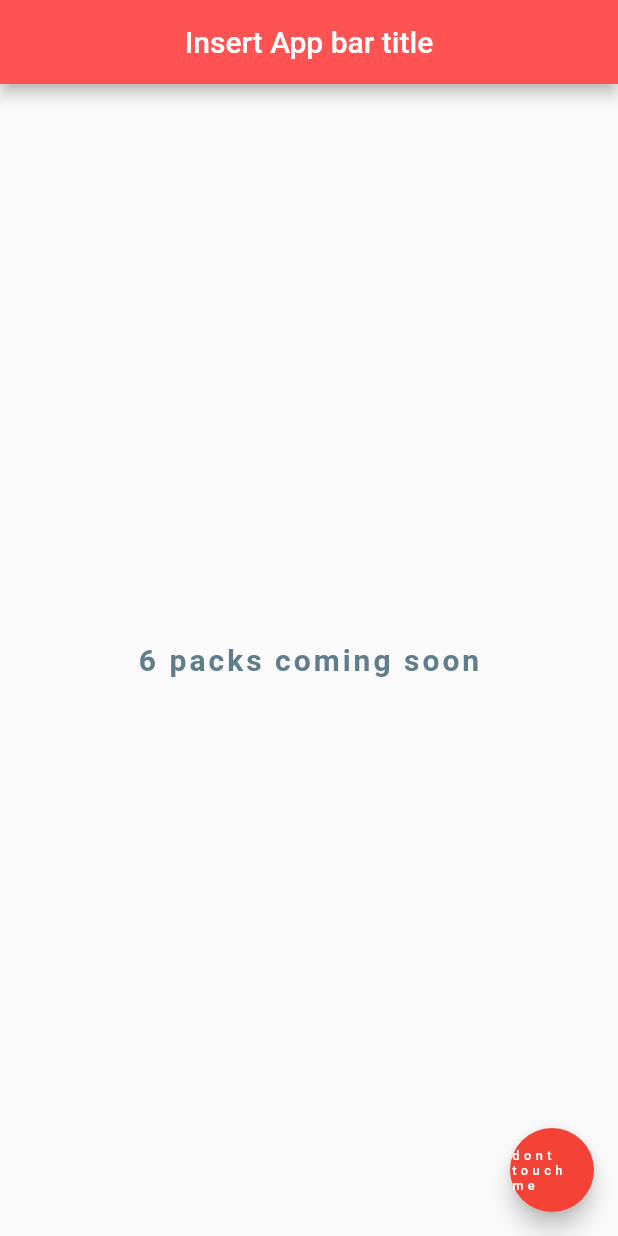
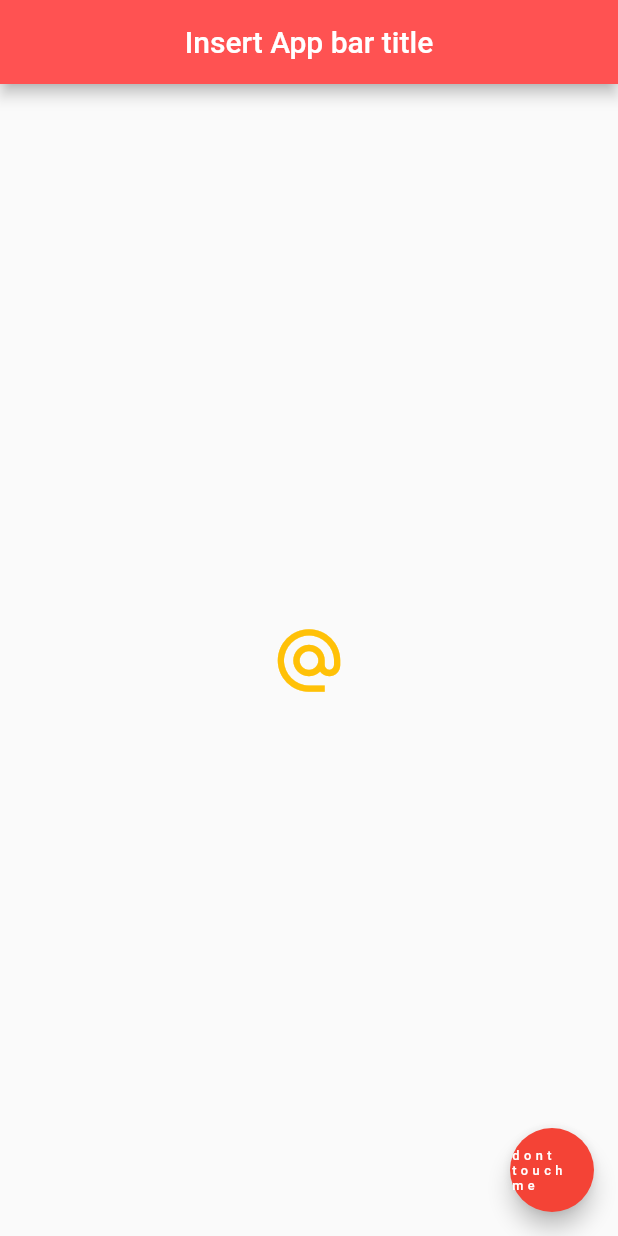
Before and after one commit to Zr1RAM/CheckingOutFlutter, a Flutter app: the screen it shows after launch, on a phone screen of 412 x 824 dp. Run offline on Flutter 3.47's test engine with Material 2 defaults, Android fonts, the phone set to English and light mode, and no system bars; Roboto replaces fonts that are missing (IndieFlower).

Commit message:
Raised buttons / icon buttons

```diff
--- a/lib/main.dart
+++ b/lib/main.dart
@@ -17,16 +17,26 @@ class Home extends StatelessWidget {
         backgroundColor: Colors.redAccent,
       ),
       body: Center(
-        child: Text(
-          '6 packs coming soon',
-          style: TextStyle(
-            fontSize: 20.0,
-            fontWeight: FontWeight.bold,
-            letterSpacing: 2.0,
-            color: Colors.blueGrey,
-            fontFamily: 'IndieFlower',
-          ),
-          ),
+        child: IconButton(
+          onPressed: () {
+            print('icon got clicked');
+          },
+          icon: Icon(Icons.alternate_email),
+          color: Colors.amber,
+          iconSize: 50,
+        ),
+        // RaisedButton.icon( // raised button is deprecated.. need to look into ElevatedButton
+        //   onPressed: () {
+        //     print('got clicked');
+        //   },
+        //   icon: Icon(
+        //     Icons.mail,
+        //     color: Colors.blue,
+        //     size: 25,
+        //   ),
+        //   label: Text('mail me'),
+        //   color: Colors.amber,
+        // ),
       ),
       floatingActionButton: FloatingActionButton(
         backgroundColor: Colors.red,
```
